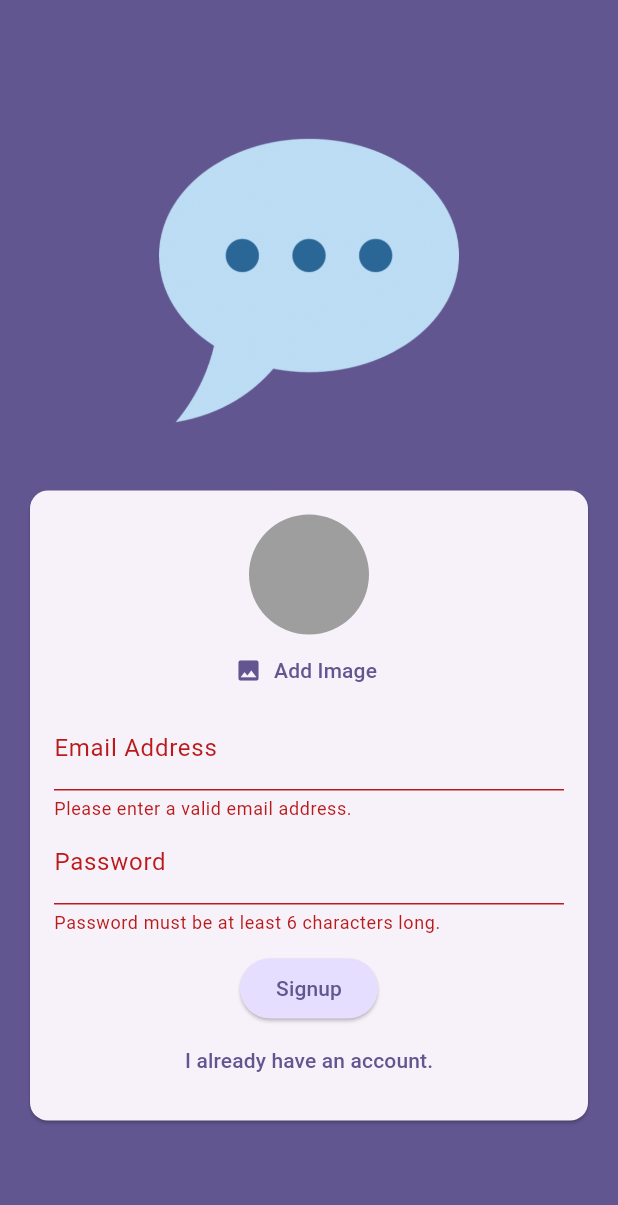
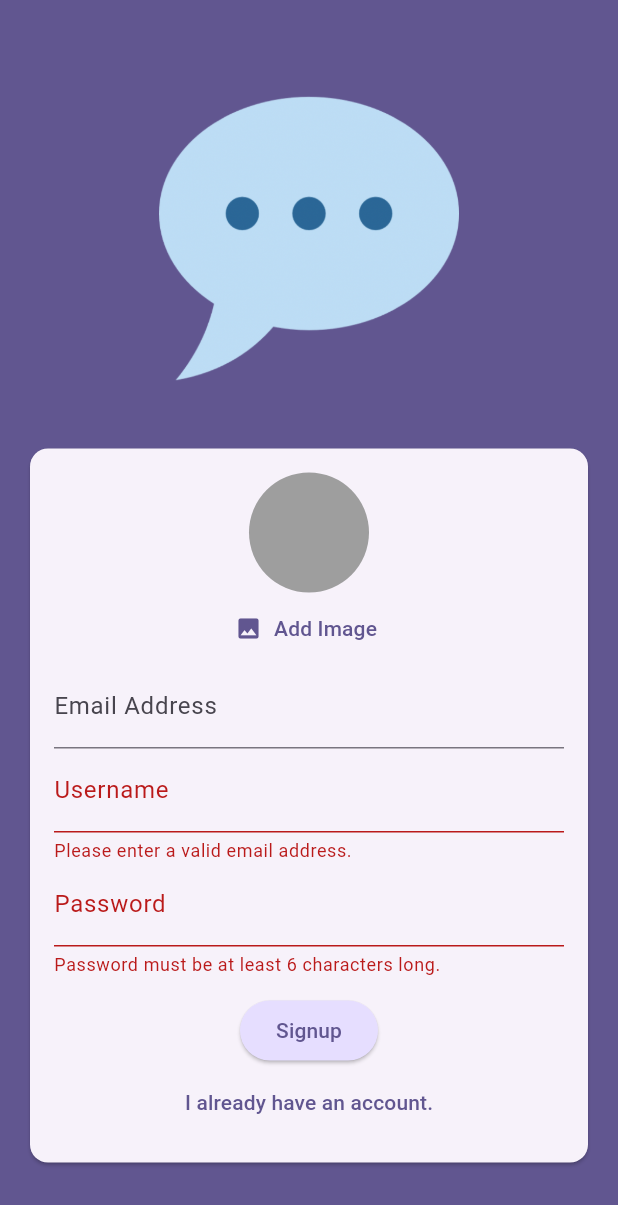
Before and after one commit to jan-neumann/chat_app, a Flutter app: the screen it shows after launch, after a tap on "Login", after a tap on "Create an Account", on a phone screen of 412 x 824 dp. Shown: the top 1205 px of the screen. Run offline on Flutter 3.47's test engine with Material 3 defaults, Android fonts, the phone set to English and light mode, and no system bars; our stand-ins replace cloud_firestore, firebase_auth, firebase_core, image_picker; accounts and stored records are empty; generated files the repository leaves out were written again.

Commit message:
Add firestore database; username

```diff
--- a/lib/screens/auth.dart
+++ b/lib/screens/auth.dart
@@ -1,4 +1,7 @@
+import 'dart:io';
+
 import 'package:chat_app/widgets/user_image_picker.dart';
+import 'package:cloud_firestore/cloud_firestore.dart';
 import 'package:firebase_auth/firebase_auth.dart';
 import 'package:flutter/material.dart';
 
@@ -15,17 +18,25 @@ class AuthScreen extends StatefulWidget {
 
 class _AuthScreenState extends State<AuthScreen> {
   final _form = GlobalKey<FormState>();
+
   var _isLogin = true;
-
   var _enteredEmail = '';
   var _enteredPassword = '';
+  var _enteredUsername = '';
+  var _isAuthenticating = false;
+
+  File? _selectedImage;
 
   void _submit() async {
     final isValid = _form.currentState!.validate();
-    if (!isValid) return;
+
+    if (!isValid || (!_isLogin && _selectedImage == null)) return;
 
     _form.currentState!.save();
     try {
+      setState(() {
+        _isAuthenticating = true;
+      });
       if (_isLogin) {
         final userCredentials = await _firebase.signInWithEmailAndPassword(
           email: _enteredEmail,
@@ -37,7 +48,24 @@ class _AuthScreenState extends State<AuthScreen> {
           email: _enteredEmail,
           password: _enteredPassword,
         );
-        print(userCredentials);
+
+        // final storageRef = FirebaseStorage.instance
+        //     .ref()
+        //     .child('user_images')
+        //     .child('${userCredentials.user!.uid}.jpg');
+        // await storageRef.putFile(_selectedImage!);
+        // final imageUrl = storageRef.getDownloadURL();
+        // print(imageUrl);
+
+        await FirebaseFirestore.instance
+            .collection('users')
+            .doc(userCredentials.user!.uid)
+            .set({
+              'username': _enteredUsername,
+              'email': _enteredEmail,
+              'image_url':
+                  'https://th.bing.com/th/id/R.b0c473c6aca8e81403e0213954f68432?rik=1%2fzLtpneGVk2yg&riu=http%3a%2f%2fwww.globalo.com%2fcontent%2fuploads%2f2015%2f12%2fdarth-vader.jpg&ehk=HZYgBgxG3tHOWImsnprKKvdyDQji6eiBqLuLBdjGSko%3d&risl=&pid=ImgRaw&r=0',
+            });
       }
     } on FirebaseAuthException catch (error) {
       if (error.code == 'email-already-in-use') {
@@ -49,6 +77,9 @@ class _AuthScreenState extends State<AuthScreen> {
       ScaffoldMessenger.of(context).showSnackBar(
         SnackBar(content: Text(error.message ?? 'Authentication failed.')),
       );
+      setState(() {
+        _isAuthenticating = false;
+      });
     }
   }
 
@@ -82,7 +113,11 @@ class _AuthScreenState extends State<AuthScreen> {
                         mainAxisSize: MainAxisSize.min,
                         children: [
                           if (!_isLogin)
-                            UserImagePicker(),
+                            UserImagePicker(
+                              onPickImage: (pickedImage) {
+                                _selectedImage = pickedImage;
+                              },
+                            ),
                           TextFormField(
                             decoration: InputDecoration(
                               labelText: 'Email Address',
@@ -103,6 +138,25 @@ class _AuthScreenState extends State<AuthScreen> {
                               _enteredEmail = newValue;
                             },
                           ),
+                          if (!_isLogin)
+                            TextFormField(
+                              decoration: InputDecoration(
+                                labelText: 'Username',
+                              ),
+                              enableSuggestions: false,
+                              validator: (value) {
+                                if (value == null ||
+                                    value.isEmpty ||
+                                    value.trim().length < 4) {
+                                  return 'Please enter at least 4 characters.';
+                                }
+                                return null;
+                              },
+                              onSaved: (value) {
+                                if (value == null) return;
+                                _enteredUsername = value;
+                              },
+                            ),
                           TextFormField(
                             decoration: InputDecoration(labelText: 'Password'),
                             obscureText: true,
@@ -118,6 +172,8 @@ class _AuthScreenState extends State<AuthScreen> {
                             },
                           ),
                           SizedBox(height: 12),
+                          if (_isAuthenticating) CircularProgressIndicator(),
+                          if (!_isAuthenticating)
                             ElevatedButton(
                               onPressed: _submit,
                               style: ElevatedButton.styleFrom(
@@ -127,6 +183,7 @@ class _AuthScreenState extends State<AuthScreen> {
                               ),
                               child: Text(_isLogin ? 'Login' : 'Signup'),
                             ),
+                          if (!_isAuthenticating)
                             TextButton(
                               onPressed: () {
                                 setState(() {
--- a/lib/widgets/user_image_picker.dart
+++ b/lib/widgets/user_image_picker.dart
@@ -3,7 +3,9 @@ import 'package:flutter/material.dart';
 import 'package:image_picker/image_picker.dart';
 
 class UserImagePicker extends StatefulWidget {
-  const UserImagePicker({super.key});
+  const UserImagePicker({super.key, required this.onPickImage});
+
+  final void Function(File pickedImage) onPickImage;
 
   @override
   State<UserImagePicker> createState() {
@@ -26,6 +28,8 @@ class _UserImagePickerState extends State<UserImagePicker> {
     setState(() {
       _pickedImageFile = File(pickedImage.path);
     });
+
+    widget.onPickImage(_pickedImageFile!);
   }
 
   @override
--- a/pubspec.yaml
+++ b/pubspec.yaml
@@ -37,6 +37,7 @@ dependencies:
   firebase_core: ^4.0.0
   firebase_auth: ^6.0.0
   image_picker: ^1.1.2
+  cloud_firestore: ^6.0.0
 
 dev_dependencies:
   flutter_test:
```
Lines whose indentation alone changed are shown as unchanged.
